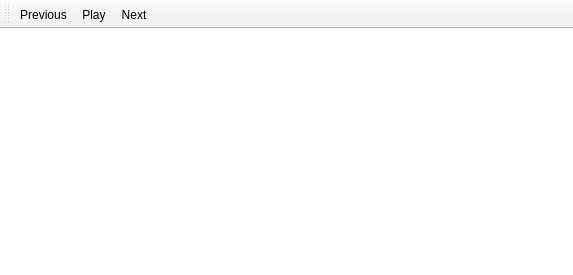
Above: mainwindow.ui from nilsding/foxbox before the change. Below: the same form after it.
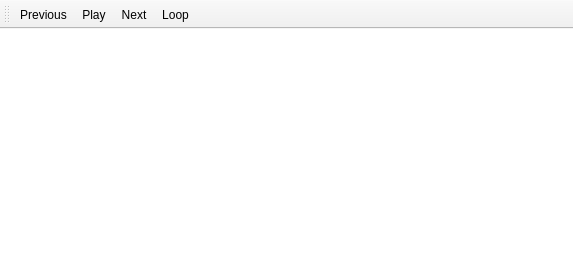
That is the form after the change. Icons and pictures are not drawn.

Commit message: Implement "loop module" functionality

The edit to the form file:
```diff
--- a/mainwindow.ui
+++ b/mainwindow.ui
@@ -71,6 +71,7 @@
    <addaction name="qaPrevious"/>
    <addaction name="qaPlayPause"/>
    <addaction name="qaNext"/>
+   <addaction name="qaLoop"/>
   </widget>
   <action name="qaPlayPause">
    <property name="icon">
@@ -99,6 +100,14 @@
     <string>Next</string>
    </property>
   </action>
+  <action name="qaLoop">
+   <property name="checkable">
+    <bool>true</bool>
+   </property>
+   <property name="text">
+    <string>Loop</string>
+   </property>
+  </action>
  </widget>
  <layoutdefault spacing="6" margin="11"/>
  <resources>
```
The commit also changes 3 other files.
